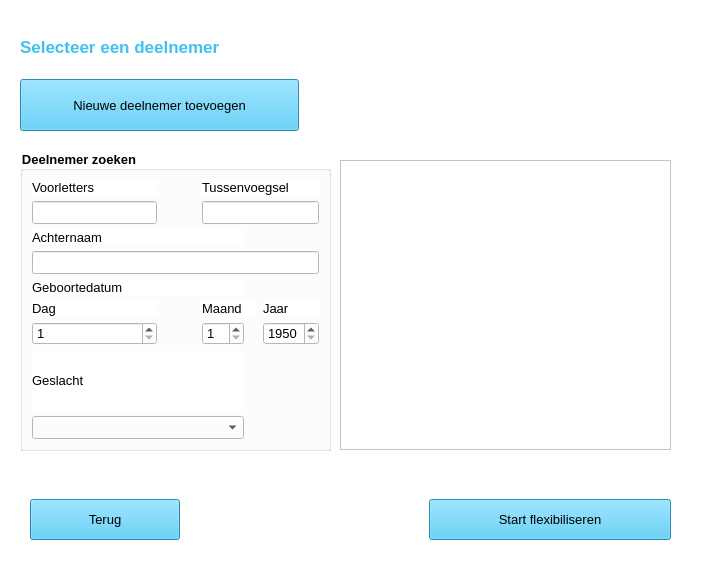
This is deelnemerselectie.ui in Alwin1234567/AR-project as Qt 5 draws it before an edit. The edited form follows.
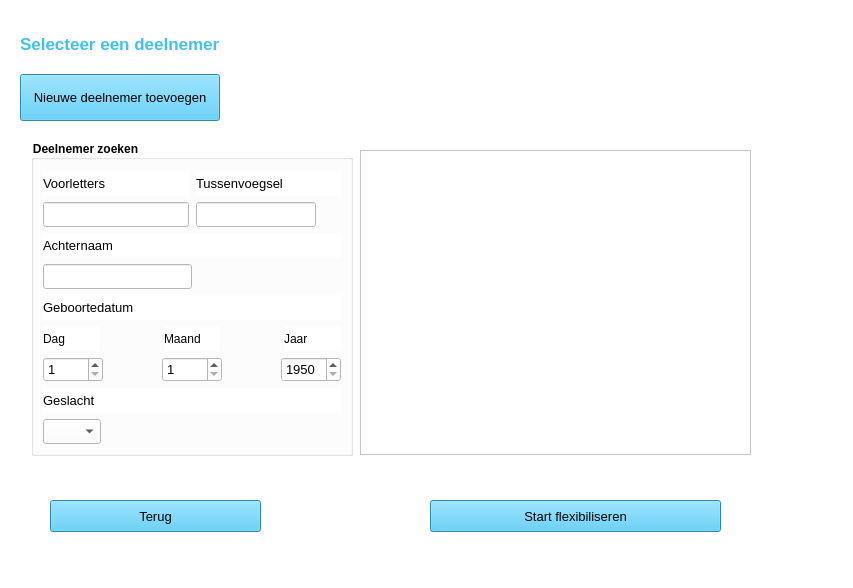
This is the edited form. Icons and pictures are not drawn.

Commit message: Deelnemerselectie scherm werkt voor 100%, 125% en 150%, op een klein dingetje na. De labels dag, maand en jaar veranderen extra van grootte ten opzichte van de andere labels

What changed in the file:
```diff
--- a/deelnemerselectie.ui
+++ b/deelnemerselectie.ui
@@ -6,10 +6,16 @@
    <rect>
     <x>0</x>
     <y>0</y>
-    <width>703</width>
-    <height>578</height>
+    <width>853</width>
+    <height>588</height>
    </rect>
   </property>
+  <property name="sizePolicy">
+   <sizepolicy hsizetype="Expanding" vsizetype="Expanding">
+    <horstretch>0</horstretch>
+    <verstretch>0</verstretch>
+   </sizepolicy>
+  </property>
   <property name="windowTitle">
    <string>MainWindow</string>
   </property>
@@ -17,42 +23,50 @@
    <string notr="true">background-color: rgb(255, 255, 255);</string>
   </property>
   <widget class="QWidget" name="centralwidget">
-   <widget class="QLabel" name="lbl_logo">
+   <property name="sizePolicy">
+    <sizepolicy hsizetype="Expanding" vsizetype="Fixed">
+     <horstretch>0</horstretch>
+     <verstretch>0</verstretch>
+    </sizepolicy>
+   </property>
+   <widget class="QPushButton" name="btnStartFlexibiliseren">
     <property name="geometry">
      <rect>
-      <x>460</x>
-      <y>30</y>
-      <width>200</width>
-      <height>44</height>
+      <x>430</x>
+      <y>500</y>
+      <width>291</width>
+      <height>32</height>
      </rect>
     </property>
     <property name="sizePolicy">
-     <sizepolicy hsizetype="Minimum" vsizetype="Fixed">
+     <sizepolicy hsizetype="Expanding" vsizetype="Expanding">
       <horstretch>0</horstretch>
       <verstretch>0</verstretch>
      </sizepolicy>
     </property>
-    <property name="text">
-     <string/>
+    <property name="font">
+     <font>
+      <pointsize>10</pointsize>
+     </font>
     </property>
-    <property name="pixmap">
-     <pixmap>logo.png</pixmap>
+    <property name="styleSheet">
+     <string notr="true">background-color: rgb(64, 193, 240);</string>
     </property>
-    <property name="scaledContents">
-     <bool>true</bool>
+    <property name="text">
+     <string>Start flexibiliseren</string>
     </property>
    </widget>
-   <widget class="QListWidget" name="lwKeuzes">
+   <widget class="QPushButton" name="btnTerug">
     <property name="geometry">
      <rect>
-      <x>340</x>
-      <y>160</y>
-      <width>331</width>
-      <height>290</height>
+      <x>50</x>
+      <y>500</y>
+      <width>211</width>
+      <height>32</height>
      </rect>
     </property>
     <property name="sizePolicy">
-     <sizepolicy hsizetype="Minimum" vsizetype="Minimum">
+     <sizepolicy hsizetype="Expanding" vsizetype="Expanding">
       <horstretch>0</horstretch>
       <verstretch>0</verstretch>
      </sizepolicy>
@@ -62,25 +76,56 @@
       <pointsize>10</pointsize>
      </font>
     </property>
+    <property name="styleSheet">
+     <string notr="true">background-color: rgb(64, 191, 240);
+
+</string>
+    </property>
+    <property name="text">
+     <string>Terug</string>
+    </property>
    </widget>
+   <widget class="QWidget" name="gridWidget_2" native="true">
+    <property name="geometry">
+     <rect>
+      <x>20</x>
+      <y>140</y>
+      <width>344</width>
+      <height>316</height>
+     </rect>
+    </property>
+    <property name="sizePolicy">
+     <sizepolicy hsizetype="Expanding" vsizetype="Expanding">
+      <horstretch>0</horstretch>
+      <verstretch>0</verstretch>
+     </sizepolicy>
+    </property>
+    <layout class="QGridLayout" name="gridLayout_6">
+     <property name="leftMargin">
+      <number>11</number>
+     </property>
+     <property name="topMargin">
+      <number>0</number>
+     </property>
+     <property name="rightMargin">
+      <number>11</number>
+     </property>
+     <property name="bottomMargin">
+      <number>0</number>
+     </property>
+     <property name="spacing">
+      <number>7</number>
+     </property>
+     <item row="0" column="0">
    <widget class="QGroupBox" name="groupBox">
-    <property name="geometry">
-     <rect>
-      <x>20</x>
-      <y>150</y>
-      <width>311</width>
-      <height>301</height>
-     </rect>
-    </property>
     <property name="sizePolicy">
-     <sizepolicy hsizetype="Expanding" vsizetype="Fixed">
-      <horstretch>10</horstretch>
+        <sizepolicy hsizetype="Expanding" vsizetype="Expanding">
+         <horstretch>0</horstretch>
       <verstretch>0</verstretch>
      </sizepolicy>
     </property>
     <property name="font">
      <font>
-      <pointsize>10</pointsize>
       <weight>75</weight>
       <bold>true</bold>
      </font>
@@ -88,41 +133,92 @@
     <property name="title">
      <string>Deelnemer zoeken</string>
     </property>
-    <layout class="QGridLayout" name="gridLayout">
-     <item row="8" column="0" colspan="3">
-      <widget class="QComboBox" name="cbGeslacht">
+       <property name="alignment">
+        <set>Qt::AlignLeading|Qt::AlignLeft|Qt::AlignTop</set>
+       </property>
+       <layout class="QGridLayout" name="gridLayout_7">
+        <property name="leftMargin">
+         <number>9</number>
+        </property>
+        <property name="topMargin">
+         <number>11</number>
+        </property>
+        <item row="0" column="0">
+         <layout class="QGridLayout" name="gridLayout_2">
+          <property name="topMargin">
+           <number>0</number>
+          </property>
+          <property name="horizontalSpacing">
+           <number>7</number>
+          </property>
+          <item row="4" column="0" colspan="2">
+           <layout class="QHBoxLayout" name="horizontalLayout_8">
+            <item>
+             <widget class="QLabel" name="label_11">
        <property name="sizePolicy">
-        <sizepolicy hsizetype="Expanding" vsizetype="Fixed">
+               <sizepolicy hsizetype="Expanding" vsizetype="Expanding">
          <horstretch>0</horstretch>
          <verstretch>0</verstretch>
         </sizepolicy>
        </property>
+              <property name="minimumSize">
+               <size>
+                <width>0</width>
+                <height>0</height>
+               </size>
+              </property>
        <property name="font">
         <font>
          <pointsize>10</pointsize>
         </font>
        </property>
-       <item>
         <property name="text">
-         <string/>
-        </property>
-       </item>
-       <item>
-        <property name="text">
-         <string>-</string>
-        </property>
-       </item>
+               <string>Geboortedatum</string>
+              </property>
+             </widget>
+            </item>
+           </layout>
+          </item>
+          <item row="3" column="0" colspan="2">
+           <layout class="QHBoxLayout" name="horizontalLayout">
        <item>
-        <property name="text">
-         <string>M</string>
-        </property>
+             <widget class="QLineEdit" name="txtAchternaam">
+              <property name="sizePolicy">
+               <sizepolicy hsizetype="Expanding" vsizetype="Expanding">
+                <horstretch>0</horstretch>
+                <verstretch>0</verstretch>
+               </sizepolicy>
+              </property>
+              <property name="minimumSize">
+               <size>
+                <width>0</width>
+                <height>0</height>
+               </size>
+              </property>
+              <property name="font">
+               <font>
+                <pointsize>10</pointsize>
+               </font>
+              </property>
+             </widget>
        </item>
        <item>
-        <property name="text">
-         <string>V</string>
-        </property>
-       </item>
-      </widget>
+             <spacer name="horizontalSpacer">
+              <property name="orientation">
+               <enum>Qt::Horizontal</enum>
+              </property>
+              <property name="sizeType">
+               <enum>QSizePolicy::Expanding</enum>
+              </property>
+              <property name="sizeHint" stdset="0">
+               <size>
+                <width>80</width>
+                <height>20</height>
+               </size>
+              </property>
+             </spacer>
+            </item>
+           </layout>
      </item>
      <item row="0" column="0">
       <widget class="QLabel" name="label_6">
@@ -130,11 +226,17 @@
         <bool>true</bool>
        </property>
        <property name="sizePolicy">
-        <sizepolicy hsizetype="Ignored" vsizetype="Ignored">
+             <sizepolicy hsizetype="Expanding" vsizetype="Expanding">
          <horstretch>0</horstretch>
          <verstretch>0</verstretch>
         </sizepolicy>
        </property>
+            <property name="minimumSize">
+             <size>
+              <width>0</width>
+              <height>0</height>
+             </size>
+            </property>
        <property name="font">
         <font>
          <pointsize>10</pointsize>
@@ -155,152 +257,124 @@
        </property>
       </widget>
      </item>
-     <item row="1" column="0">
-      <widget class="QLineEdit" name="txtVoorletters">
-       <property name="sizePolicy">
-        <sizepolicy hsizetype="MinimumExpanding" vsizetype="Fixed">
-         <horstretch>0</horstretch>
-         <verstretch>0</verstretch>
-        </sizepolicy>
-       </property>
-       <property name="font">
-        <font>
-         <pointsize>10</pointsize>
-        </font>
-       </property>
-       <property name="inputMethodHints">
-        <set>Qt::ImhUppercaseOnly</set>
-       </property>
-      </widget>
-     </item>
-     <item row="3" column="0" colspan="5">
-      <widget class="QLineEdit" name="txtAchternaam">
-       <property name="font">
-        <font>
-         <pointsize>10</pointsize>
-        </font>
-       </property>
-      </widget>
-     </item>
-     <item row="2" column="0" colspan="3">
-      <widget class="QLabel" name="label_8">
-       <property name="sizePolicy">
-        <sizepolicy hsizetype="Expanding" vsizetype="Fixed">
-         <horstretch>10</horstretch>
-         <verstretch>0</verstretch>
-        </sizepolicy>
-       </property>
-       <property name="font">
-        <font>
-         <pointsize>10</pointsize>
-        </font>
-       </property>
-       <property name="text">
-        <string>Achternaam</string>
-       </property>
-      </widget>
-     </item>
-     <item row="4" column="0" colspan="3">
-      <widget class="QLabel" name="label_11">
-       <property name="sizePolicy">
-        <sizepolicy hsizetype="Expanding" vsizetype="Fixed">
-         <horstretch>0</horstretch>
-         <verstretch>0</verstretch>
-        </sizepolicy>
-       </property>
-       <property name="font">
-        <font>
-         <pointsize>10</pointsize>
-        </font>
-       </property>
-       <property name="text">
-        <string>Geboortedatum</string>
-       </property>
-      </widget>
-     </item>
-     <item row="5" column="4">
-      <widget class="QLabel" name="label_3">
-       <property name="sizePolicy">
-        <sizepolicy hsizetype="Expanding" vsizetype="Fixed">
-         <horstretch>0</horstretch>
-         <verstretch>0</verstretch>
-        </sizepolicy>
-       </property>
-       <property name="font">
-        <font>
-         <pointsize>10</pointsize>
-        </font>
-       </property>
-       <property name="text">
-        <string>Jaar</string>
-       </property>
-      </widget>
-     </item>
-     <item row="5" column="0">
+          <item row="5" column="0" colspan="2">
+           <layout class="QHBoxLayout" name="horizontalLayout_2" stretch="0,0,0,0,0">
+            <property name="spacing">
+             <number>7</number>
+            </property>
+            <item>
       <widget class="QLabel" name="label">
        <property name="sizePolicy">
-        <sizepolicy hsizetype="Expanding" vsizetype="Fixed">
+               <sizepolicy hsizetype="Expanding" vsizetype="Expanding">
          <horstretch>0</horstretch>
          <verstretch>0</verstretch>
         </sizepolicy>
        </property>
-       <property name="font">
-        <font>
-         <pointsize>10</pointsize>
-        </font>
-       </property>
        <property name="text">
         <string>Dag</string>
        </property>
-      </widget>
-     </item>
-     <item row="5" column="2" colspan="2">
+              <property name="scaledContents">
+               <bool>true</bool>
+              </property>
+              <property name="wordWrap">
+               <bool>true</bool>
+              </property>
+             </widget>
+            </item>
+            <item>
+             <spacer name="horizontalSpacer_7">
+              <property name="orientation">
+               <enum>Qt::Horizontal</enum>
+              </property>
+              <property name="sizeType">
+               <enum>QSizePolicy::Expanding</enum>
+              </property>
+              <property name="sizeHint" stdset="0">
+               <size>
+                <width>40</width>
+                <height>20</height>
+               </size>
+              </property>
+             </spacer>
+            </item>
+            <item>
       <widget class="QLabel" name="label_2">
        <property name="sizePolicy">
-        <sizepolicy hsizetype="Expanding" vsizetype="Fixed">
+               <sizepolicy hsizetype="Expanding" vsizetype="Expanding">
          <horstretch>0</horstretch>
          <verstretch>0</verstretch>
         </sizepolicy>
        </property>
-       <property name="font">
-        <font>
-         <pointsize>10</pointsize>
-        </font>
-       </property>
        <property name="text">
         <string>Maand</string>
        </property>
-      </widget>
-     </item>
-     <item row="6" column="2">
-      <widget class="QSpinBox" name="sbMaand">
+              <property name="scaledContents">
+               <bool>true</bool>
+              </property>
+              <property name="wordWrap">
+               <bool>true</bool>
+              </property>
+             </widget>
+            </item>
+            <item>
+             <spacer name="horizontalSpacer_6">
+              <property name="orientation">
+               <enum>Qt::Horizontal</enum>
+              </property>
+              <property name="sizeType">
+               <enum>QSizePolicy::Expanding</enum>
+              </property>
+              <property name="sizeHint" stdset="0">
+               <size>
+                <width>40</width>
+                <height>20</height>
+               </size>
+              </property>
+             </spacer>
+            </item>
+            <item>
+             <widget class="QLabel" name="label_3">
        <property name="sizePolicy">
-        <sizepolicy hsizetype="Expanding" vsizetype="Fixed">
+               <sizepolicy hsizetype="Expanding" vsizetype="Expanding">
          <horstretch>0</horstretch>
          <verstretch>0</verstretch>
         </sizepolicy>
        </property>
-       <property name="font">
-        <font>
-         <pointsize>10</pointsize>
-        </font>
-       </property>
-       <property name="minimum">
-        <number>1</number>
-       </property>
-       <property name="maximum">
-        <number>12</number>
+              <property name="text">
+               <string>Jaar</string>
+              </property>
+              <property name="scaledContents">
+               <bool>true</bool>
+              </property>
+              <property name="wordWrap">
+               <bool>true</bool>
        </property>
       </widget>
      </item>
-     <item row="6" column="0">
+           </layout>
+          </item>
+          <item row="6" column="0" colspan="2">
+           <layout class="QHBoxLayout" name="horizontalLayout_5">
+            <item>
       <widget class="QSpinBox" name="sbDag">
        <property name="sizePolicy">
-        <sizepolicy hsizetype="Expanding" vsizetype="Fixed">
+               <sizepolicy hsizetype="Expanding" vsizetype="Expanding">
          <horstretch>0</horstretch>
          <verstretch>0</verstretch>
         </sizepolicy>
        </property>
+              <property name="minimumSize">
+               <size>
+                <width>0</width>
+                <height>0</height>
+               </size>
+              </property>
+              <property name="maximumSize">
+               <size>
+                <width>16777215</width>
+                <height>16777215</height>
+               </size>
+              </property>
        <property name="font">
         <font>
          <pointsize>10</pointsize>
@@ -314,14 +388,79 @@
        </property>
       </widget>
      </item>
-     <item row="6" column="4">
+            <item>
+             <spacer name="horizontalSpacer_4">
+              <property name="orientation">
+               <enum>Qt::Horizontal</enum>
+              </property>
+              <property name="sizeHint" stdset="0">
+               <size>
+                <width>40</width>
+                <height>20</height>
+               </size>
+              </property>
+             </spacer>
+            </item>
+            <item>
+             <widget class="QSpinBox" name="sbMaand">
+              <property name="sizePolicy">
+               <sizepolicy hsizetype="Expanding" vsizetype="Expanding">
+                <horstretch>0</horstretch>
+                <verstretch>0</verstretch>
+               </sizepolicy>
+              </property>
+              <property name="minimumSize">
+               <size>
+                <width>0</width>
+                <height>0</height>
+               </size>
+              </property>
+              <property name="font">
+               <font>
+                <pointsize>10</pointsize>
+               </font>
+              </property>
+              <property name="minimum">
+               <number>1</number>
+              </property>
+              <property name="maximum">
+               <number>12</number>
+              </property>
+             </widget>
+            </item>
+            <item>
+             <spacer name="horizontalSpacer_5">
+              <property name="orientation">
+               <enum>Qt::Horizontal</enum>
+              </property>
+              <property name="sizeHint" stdset="0">
+               <size>
+                <width>40</width>
+                <height>20</height>
+               </size>
+              </property>
+             </spacer>
+            </item>
+            <item>
       <widget class="QSpinBox" name="sbJaar">
        <property name="sizePolicy">
-        <sizepolicy hsizetype="Expanding" vsizetype="Fixed">
+               <sizepolicy hsizetype="Expanding" vsizetype="Expanding">
          <horstretch>0</horstretch>
          <verstretch>0</verstretch>
         </sizepolicy>
        </property>
+              <property name="minimumSize">
+               <size>
+                <width>0</width>
+                <height>0</height>
+               </size>
+              </property>
+              <property name="sizeIncrement">
+               <size>
+                <width>0</width>
+                <height>0</height>
+               </size>
+              </property>
        <property name="font">
         <font>
          <pointsize>10</pointsize>
@@ -335,26 +474,113 @@
        </property>
       </widget>
      </item>
-     <item row="7" column="0" colspan="3">
-      <widget class="QLabel" name="label_4">
+           </layout>
+          </item>
+          <item row="1" column="0">
+           <widget class="QLineEdit" name="txtVoorletters">
        <property name="sizePolicy">
         <sizepolicy hsizetype="Expanding" vsizetype="Expanding">
-         <horstretch>100</horstretch>
-         <verstretch>100</verstretch>
-        </sizepolicy>
-       </property>
+              <horstretch>0</horstretch>
+              <verstretch>0</verstretch>
+             </sizepolicy>
+            </property>
+            <property name="minimumSize">
+             <size>
+              <width>0</width>
+              <height>0</height>
+             </size>
+            </property>
        <property name="font">
         <font>
          <pointsize>10</pointsize>
         </font>
        </property>
+            <property name="inputMethodHints">
+             <set>Qt::ImhUppercaseOnly</set>
+            </property>
+           </widget>
+          </item>
+          <item row="8" column="0" colspan="2">
+           <layout class="QHBoxLayout" name="horizontalLayout_6">
+            <item>
+             <widget class="QComboBox" name="cbGeslacht">
+              <property name="sizePolicy">
+               <sizepolicy hsizetype="Expanding" vsizetype="Expanding">
+                <horstretch>0</horstretch>
+                <verstretch>0</verstretch>
+               </sizepolicy>
+              </property>
+              <property name="minimumSize">
+               <size>
+                <width>0</width>
+                <height>0</height>
+               </size>
+              </property>
+              <property name="font">
+               <font>
+                <pointsize>10</pointsize>
+               </font>
+              </property>
+              <item>
        <property name="text">
-        <string>Geslacht</string>
-       </property>
-      </widget>
-     </item>
-     <item row="1" column="2" colspan="3">
+                <string/>
+               </property>
+              </item>
+              <item>
+               <property name="text">
+                <string>-</string>
+               </property>
+              </item>
+              <item>
+               <property name="text">
+                <string>M</string>
+               </property>
+              </item>
+              <item>
+               <property name="text">
+                <string>V</string>
+               </property>
+              </item>
+             </widget>
+            </item>
+            <item>
+             <spacer name="horizontalSpacer_2">
+              <property name="orientation">
+               <enum>Qt::Horizontal</enum>
+              </property>
+              <property name="sizeType">
+               <enum>QSizePolicy::Expanding</enum>
+              </property>
+              <property name="sizeHint" stdset="0">
+               <size>
+                <width>240</width>
+                <height>20</height>
+               </size>
+              </property>
+             </spacer>
+            </item>
+           </layout>
+          </item>
+          <item row="1" column="1">
       <widget class="QLineEdit" name="txtTussenvoegsel">
+            <property name="sizePolicy">
+             <sizepolicy hsizetype="Expanding" vsizetype="Expanding">
+              <horstretch>0</horstretch>
+              <verstretch>0</verstretch>
+             </sizepolicy>
+            </property>
+            <property name="minimumSize">
+             <size>
+              <width>0</width>
+              <height>0</height>
+             </size>
+            </property>
+            <property name="maximumSize">
+             <size>
+              <width>120</width>
+              <height>16777215</height>
+             </size>
+            </property>
        <property name="font">
         <font>
          <pointsize>10</pointsize>
@@ -362,14 +588,20 @@
        </property>
       </widget>
      </item>
-     <item row="0" column="2" colspan="3">
+          <item row="0" column="1">
       <widget class="QLabel" name="label_7">
        <property name="sizePolicy">
-        <sizepolicy hsizetype="Ignored" vsizetype="Ignored">
-         <horstretch>20</horstretch>
-         <verstretch>20</verstretch>
-        </sizepolicy>
-       </property>
+             <sizepolicy hsizetype="Expanding" vsizetype="Expanding">
+              <horstretch>0</horstretch>
+              <verstretch>0</verstretch>
+             </sizepolicy>
+            </property>
+            <property name="minimumSize">
+             <size>
+              <width>0</width>
+              <height>0</height>
+             </size>
+            </property>
        <property name="font">
         <font>
          <pointsize>10</pointsize>
@@ -381,43 +613,39 @@
        <property name="text">
         <string>Tussenvoegsel</string>
        </property>
-      </widget>
-     </item>
-     <item row="6" column="1">
-      <spacer name="horizontalSpacer_2">
-       <property name="orientation">
-        <enum>Qt::Horizontal</enum>
-       </property>
-       <property name="sizeHint" stdset="0">
-        <size>
-         <width>40</width>
-         <height>20</height>
-        </size>
-       </property>
-      </spacer>
-     </item>
-    </layout>
-   </widget>
-   <widget class="QWidget" name="horizontalWidget" native="true">
-    <property name="geometry">
-     <rect>
-      <x>30</x>
-      <y>480</y>
-      <width>641</width>
-      <height>80</height>
-     </rect>
-    </property>
+            <property name="wordWrap">
+             <bool>true</bool>
+            </property>
+           </widget>
+          </item>
+          <item row="2" column="0" colspan="2">
+           <layout class="QHBoxLayout" name="horizontalLayout_7">
+            <item>
+             <widget class="QLabel" name="label_8">
     <property name="sizePolicy">
-     <sizepolicy hsizetype="Expanding" vsizetype="Preferred">
-      <horstretch>0</horstretch>
+               <sizepolicy hsizetype="Expanding" vsizetype="Expanding">
+                <horstretch>10</horstretch>
       <verstretch>0</verstretch>
      </sizepolicy>
     </property>
-    <layout class="QHBoxLayout" name="horizontalLayout">
+              <property name="font">
+               <font>
+                <pointsize>10</pointsize>
+               </font>
+              </property>
+              <property name="text">
+               <string>Achternaam</string>
+              </property>
+             </widget>
+            </item>
+           </layout>
+          </item>
+          <item row="7" column="0" colspan="2">
+           <layout class="QHBoxLayout" name="horizontalLayout_9">
      <item>
-      <widget class="QPushButton" name="btnTerug">
+             <widget class="QLabel" name="label_4">
        <property name="sizePolicy">
-        <sizepolicy hsizetype="Expanding" vsizetype="Fixed">
+               <sizepolicy hsizetype="Expanding" vsizetype="Expanding">
          <horstretch>0</horstretch>
          <verstretch>0</verstretch>
         </sizepolicy>
@@ -425,101 +653,56 @@
        <property name="minimumSize">
         <size>
          <width>0</width>
-         <height>41</height>
-        </size>
-       </property>
-       <property name="maximumSize">
-        <size>
-         <width>150</width>
-         <height>16777215</height>
-        </size>
-       </property>
+                <height>0</height>
+               </size>
+              </property>
        <property name="font">
         <font>
          <pointsize>10</pointsize>
         </font>
        </property>
-       <property name="styleSheet">
-        <string notr="true">background-color: rgb(64, 191, 240);
-
-</string>
-       </property>
        <property name="text">
-        <string>Terug</string>
+               <string>Geslacht</string>
        </property>
       </widget>
      </item>
-     <item>
-      <spacer name="horizontalSpacer">
-       <property name="orientation">
-        <enum>Qt::Horizontal</enum>
-       </property>
-       <property name="sizeType">
-        <enum>QSizePolicy::Expanding</enum>
-       </property>
-       <property name="sizeHint" stdset="0">
-        <size>
-         <width>190</width>
-         <height>20</height>
-        </size>
-       </property>
-      </spacer>
-     </item>
-     <item>
-      <widget class="QPushButton" name="btnStartFlexibiliseren">
-       <property name="sizePolicy">
-        <sizepolicy hsizetype="Expanding" vsizetype="Fixed">
-         <horstretch>0</horstretch>
-         <verstretch>0</verstretch>
-        </sizepolicy>
-       </property>
-       <property name="minimumSize">
-        <size>
-         <width>131</width>
-         <height>41</height>
-        </size>
-       </property>
-       <property name="maximumSize">
-        <size>
-         <width>1000</width>
-         <height>16777215</height>
-        </size>
-       </property>
-       <property name="font">
-        <font>
-         <pointsize>10</pointsize>
-        </font>
-       </property>
-       <property name="styleSheet">
-        <string notr="true">background-color: rgb(64, 193, 240);</string>
-       </property>
-       <property name="text">
-        <string>Start flexibiliseren</string>
-       </property>
+           </layout>
+          </item>
+         </layout>
+        </item>
+       </layout>
       </widget>
      </item>
     </layout>
    </widget>
-   <widget class="QWidget" name="horizontalWidget" native="true">
+   <widget class="QWidget" name="gridWidget_3" native="true">
     <property name="geometry">
      <rect>
       <x>20</x>
       <y>20</y>
-      <width>301</width>
-      <height>111</height>
+      <width>339</width>
+      <height>101</height>
      </rect>
     </property>
     <property name="sizePolicy">
-     <sizepolicy hsizetype="Expanding" vsizetype="Preferred">
+     <sizepolicy hsizetype="Expanding" vsizetype="Expanding">
       <horstretch>0</horstretch>
       <verstretch>0</verstretch>
      </sizepolicy>
     </property>
-    <layout class="QVBoxLayout" name="verticalLayout">
-     <item>
+    <layout class="QGridLayout" name="gridLayout_3">
+     <item row="0" column="1">
+      <layout class="QGridLayout" name="gridLayout_4">
+       <property name="sizeConstraint">
+        <enum>QLayout::SetDefaultConstraint</enum>
+       </property>
+       <property name="rightMargin">
+        <number>2</number>
+       </property>
+       <item row="0" column="0">
       <widget class="QLabel" name="label_9">
        <property name="sizePolicy">
-        <sizepolicy hsizetype="Expanding" vsizetype="Expanding">
+          <sizepolicy hsizetype="Expanding" vsizetype="Preferred">
          <horstretch>0</horstretch>
          <verstretch>0</verstretch>
         </sizepolicy>
@@ -539,26 +722,14 @@
        </property>
       </widget>
      </item>
-     <item>
+       <item row="1" column="0">
       <widget class="QPushButton" name="btnDeelnemerToevoegen">
        <property name="sizePolicy">
-        <sizepolicy hsizetype="Expanding" vsizetype="Expanding">
+          <sizepolicy hsizetype="Expanding" vsizetype="Preferred">
          <horstretch>0</horstretch>
          <verstretch>0</verstretch>
         </sizepolicy>
        </property>
-       <property name="minimumSize">
-        <size>
-         <width>0</width>
-         <height>41</height>
-        </size>
-       </property>
-       <property name="maximumSize">
-        <size>
-         <width>279</width>
-         <height>16777215</height>
-        </size>
-       </property>
        <property name="font">
         <font>
          <pointsize>10</pointsize>
@@ -574,24 +745,118 @@
        </property>
       </widget>
      </item>
-    </layout>
+       <item row="0" column="1" rowspan="2">
+        <layout class="QVBoxLayout" name="verticalLayout">
+         <item>
+          <spacer name="horizontalSpacer_3">
+           <property name="orientation">
+            <enum>Qt::Horizontal</enum>
+           </property>
+           <property name="sizeHint" stdset="0">
+            <size>
+             <width>39</width>
+             <height>20</height>
+            </size>
+           </property>
+          </spacer>
+         </item>
+        </layout>
+       </item>
+      </layout>
+     </item>
+    </layout>
    </widget>
-   <zorder>horizontalWidget</zorder>
-   <zorder>horizontalWidget</zorder>
-   <zorder>lbl_logo</zorder>
-   <zorder>lwKeuzes</zorder>
-   <zorder>groupBox</zorder>
-  </widget>
- </widget>
- <tabstops>
-  <tabstop>txtVoorletters</tabstop>
-  <tabstop>txtAchternaam</tabstop>
-  <tabstop>sbDag</tabstop>
-  <tabstop>sbMaand</tabstop>
-  <tabstop>sbJaar</tabstop>
-  <tabstop>cbGeslacht</tabstop>
-  <tabstop>lwKeuzes</tabstop>
- </tabstops>
+   <widget class="QLabel" name="lblFoutmeldingKiezen">
+    <property name="geometry">
+     <rect>
+      <x>90</x>
+      <y>460</y>
+      <width>631</width>
+      <height>31</height>
+     </rect>
+    </property>
+    <property name="font">
+     <font>
+      <pointsize>10</pointsize>
+     </font>
+    </property>
+    <property name="styleSheet">
+     <string notr="true">color: rgb(255, 0, 4);</string>
+    </property>
+    <property name="text">
+     <string/>
+    </property>
+    <property name="alignment">
+     <set>Qt::AlignCenter</set>
+    </property>
+   </widget>
+   <widget class="QListWidget" name="lwKeuzes">
+    <property name="geometry">
+     <rect>
+      <x>360</x>
+      <y>150</y>
+      <width>391</width>
+      <height>305</height>
+     </rect>
+    </property>
+    <property name="font">
+     <font>
+      <pointsize>10</pointsize>
+     </font>
+    </property>
+   </widget>
+   <widget class="QWidget" name="gridWidget" native="true">
+    <property name="geometry">
+     <rect>
+      <x>420</x>
+      <y>30</y>
+      <width>331</width>
+      <height>85</height>
+     </rect>
+    </property>
+    <property name="sizePolicy">
+     <sizepolicy hsizetype="Preferred" vsizetype="Preferred">
+      <horstretch>10</horstretch>
+      <verstretch>0</verstretch>
+     </sizepolicy>
+    </property>
+    <layout class="QGridLayout" name="gridLayout_5">
+     <item row="0" column="0">
+      <layout class="QGridLayout" name="gridLayout_8">
+       <item row="0" column="0">
+        <widget class="QLabel" name="lbl_logo">
+         <property name="enabled">
+          <bool>true</bool>
+         </property>
+         <property name="sizePolicy">
+          <sizepolicy hsizetype="Preferred" vsizetype="Preferred">
+           <horstretch>0</horstretch>
+           <verstretch>0</verstretch>
+          </sizepolicy>
+         </property>
+         <property name="acceptDrops">
+          <bool>false</bool>
+         </property>
+         <property name="text">
+          <string/>
+         </property>
+         <property name="pixmap">
+          <pixmap>logo.png</pixmap>
+         </property>
+         <property name="scaledContents">
+          <bool>true</bool>
+         </property>
+         <property name="indent">
+          <number>-1</number>
+         </property>
+        </widget>
+       </item>
+      </layout>
+     </item>
+    </layout>
+   </widget>
+  </widget>
+ </widget>
  <resources/>
  <connections/>
 </ui>
```
Lines whose indentation alone changed are shown as unchanged.
